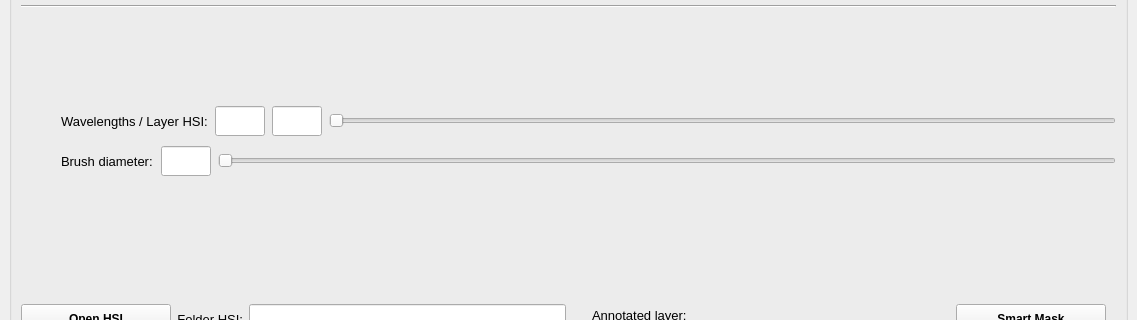
This is annotator/ui/annotator_5.ui in OpenHSL/OpenHSL as Qt 5 draws it before an edit; both pictures show x 0 to 1137 and y 144 to 464 of the 1137 by 862 pixel window. The edited form follows.
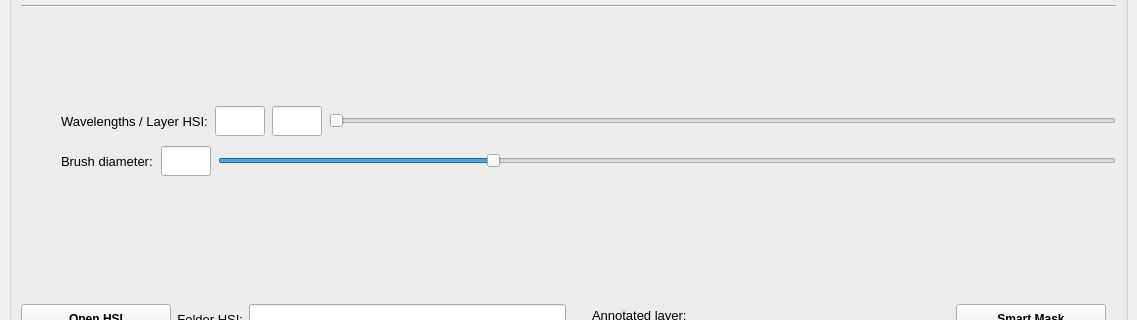
This is the edited form.

Diff of the .ui file:
```diff
--- a/annotator/ui/annotator_5.ui
+++ b/annotator/ui/annotator_5.ui
@@ -279,6 +279,9 @@
              </item>
              <item>
               <widget class="QSlider" name="sldBrushDiameter">
+               <property name="value">
+                <number>30</number>
+               </property>
                <property name="orientation">
                 <enum>Qt::Horizontal</enum>
                </property>
```
